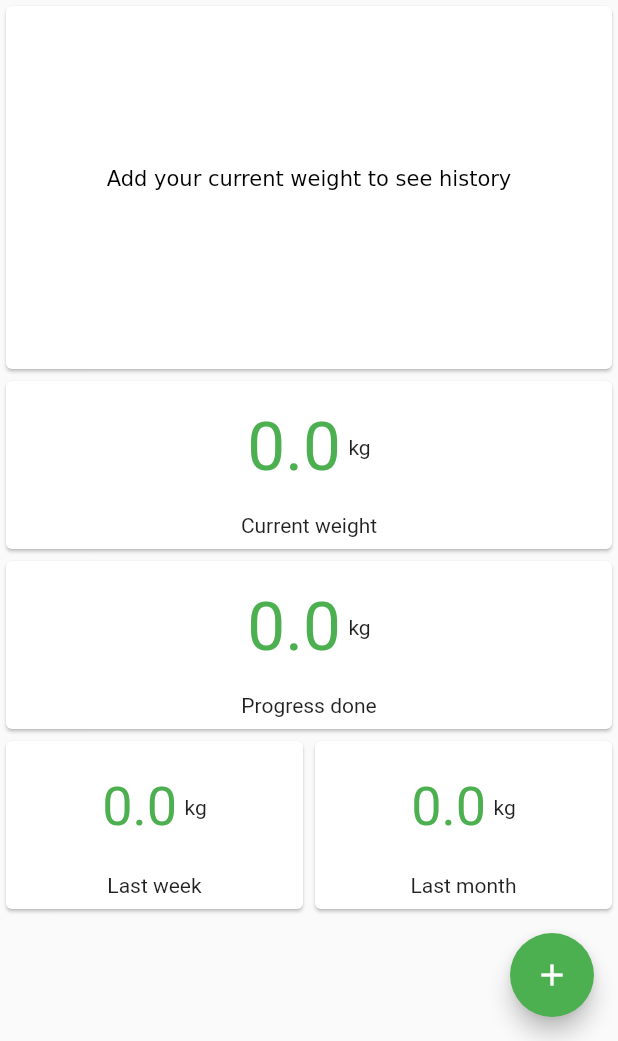
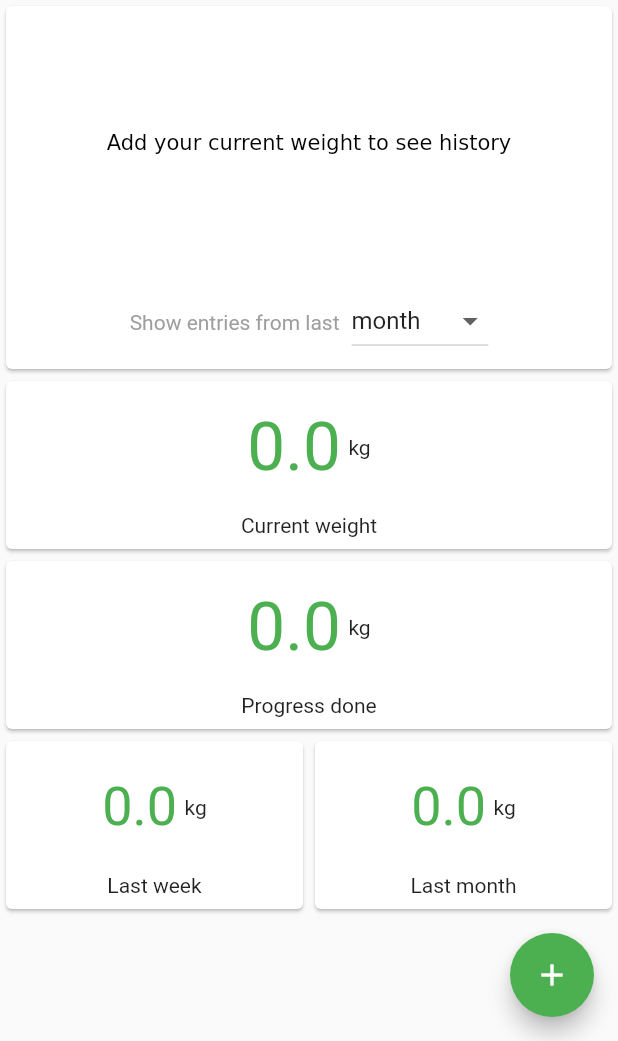
Before and after one commit to MSzalek-Mobile/weight_tracker, a Flutter app: the screen it shows after launch, on a phone screen of 412 x 824 dp, the part 195-1236 px from its top. Run offline on Flutter 3.47's test engine with Material 2 defaults, Android fonts, the phone set to English and light mode, and no system bars; our stand-ins replace firebase_analytics, firebase_auth, firebase_database, flutter_redux, numberpicker, redux and 2 more; accounts and stored records are empty; network calls fail.

Commit message:
Added working chart dropdown

```diff
--- a/lib/widgets/progress_chart.dart
+++ b/lib/widgets/progress_chart.dart
@@ -9,6 +9,7 @@ import 'package:weight_tracker/logic/actions.dart';
 import 'package:weight_tracker/logic/constants.dart';
 import 'package:weight_tracker/logic/redux_state.dart';
 import 'package:weight_tracker/model/weight_entry.dart';
+import 'package:weight_tracker/widgets/progress_chart_dropdown.dart';
 import 'package:weight_tracker/widgets/progress_chart_utils.dart' as utils;
 import 'package:weight_tracker/widgets/progress_chart_utils.dart';
 
@@ -22,13 +23,6 @@ class ProgressChartViewModel {
   });
 }
 
-List<RangeOption> rangeOptions = [
-  RangeOption(31, "month"),
-  RangeOption(91, "3 months"),
-  RangeOption(182, "6 months"),
-  RangeOption(365, "year"),
-];
-
 class ProgressChart extends StatefulWidget {
   @override
   ProgressChartState createState() {
@@ -37,32 +31,8 @@ class ProgressChart extends StatefulWidget {
 }
 
 class ProgressChartState extends State<ProgressChart> {
-  RangeOption rangeOption = rangeOptions[0];
   DateTime startDate;
   DateTime snapShotStartDate;
-
-  void _onScaleStart(ScaleStartDetails details) {
-    setState(() {
-      this.snapShotStartDate = this.startDate;
-    });
-  }
-
-  void _onScaleUpdate(ScaleUpdateDetails details) {
-    int previousNumberOfDays = daysToDraw(snapShotStartDate);
-    int newNumberOfDays = (previousNumberOfDays / details.scale).round();
-    if (newNumberOfDays >= 8) {
-      setState(() {
-        startDate =
-            new DateTime.now().subtract(Duration(days: newNumberOfDays));
-      });
-    }
-  }
-
-  int daysToDraw(DateTime date) {
-    DateTime now = copyDateWithoutTime(new DateTime.now());
-    DateTime start = copyDateWithoutTime(date);
-    return now.difference(start).inDays+1;
-  }
 
   @override
   Widget build(BuildContext context) {
@@ -80,63 +50,61 @@ class ProgressChartState extends State<ProgressChart> {
       onDispose: (store) {
         store.dispatch(ChangeProgressChartStartDate(this.startDate));
       },
-      builder: (BuildContext context, ProgressChartViewModel viewModel) {
-        return new Column(
-          crossAxisAlignment: CrossAxisAlignment.stretch,
-          mainAxisSize: MainAxisSize.max,
-          children: <Widget>[
-            new Expanded(
-              child: new GestureDetector(
+      builder: _buildChartWithDropdown,
+    );
+  }
+
+  Widget _buildChart(ProgressChartViewModel viewModel) {
+    return GestureDetector(
       onScaleStart: _onScaleStart,
       onScaleUpdate: _onScaleUpdate,
-                child: new CustomPaint(
-                  painter: new ChartPainter(
+      child: CustomPaint(
+        painter: ChartPainter(
           utils.prepareEntryList(viewModel.allEntries, startDate),
           daysToDraw(startDate),
           viewModel.unit == "lbs",
         ),
       ),
+    );
+  }
+
+  Widget _buildChartWithDropdown(
+      BuildContext context, ProgressChartViewModel viewModel) {
+    return new Column(
+      crossAxisAlignment: CrossAxisAlignment.stretch,
+      mainAxisSize: MainAxisSize.max,
+      children: <Widget>[
+        new Expanded(child: _buildChart(viewModel)),
+        ProgressChartDropdown(
+          daysToShow: daysToDraw(startDate),
+          onStartSelected: (date) => setState(() => startDate = date),
         ),
-            ),
-//            new Row(
-//              crossAxisAlignment: CrossAxisAlignment.end,
-//              mainAxisAlignment: MainAxisAlignment.center,
-//              children: <Widget>[
-//                new Padding(
-//                  padding: const EdgeInsets.only(right: 8.0, bottom: 15.0),
-//                  child: new Text(
-//                    "Show entries from last",
-//                    style: new TextStyle(color: Colors.grey[500]),
-//                  ),
-//                ),
-//                new DropdownButton<RangeOption>(
-//                  value: rangeOption,
-//                  items: rangeOptions
-//                      .map((option) => new DropdownMenuItem<RangeOption>(
-//                            child: new Text(option.text),
-//                            value: option,
-//                          ))
-//                      .toList(),
-//                  onChanged: (option) {
-//                    viewModel.changeDaysToShow(option.days);
-//                    viewModel.endGesture();
-//                    setState(() => rangeOption = option);
-//                  },
-//                ),
-//              ],
-//            ),
       ],
     );
-      },
-    );
+  }
+
+  void _onScaleStart(ScaleStartDetails details) {
+    setState(() {
+      this.snapShotStartDate = this.startDate;
+    });
+  }
+
+  void _onScaleUpdate(ScaleUpdateDetails details) {
+    int previousNumberOfDays = daysToDraw(snapShotStartDate);
+    int newNumberOfDays = (previousNumberOfDays / details.scale).round();
+    if (newNumberOfDays >= 7) {
+      setState(() {
+        startDate =
+            new DateTime.now().subtract(Duration(days: newNumberOfDays - 1));
+      });
     }
   }
 
-class RangeOption {
-  final int days;
-  final String text;
-
-  RangeOption(this.days, this.text);
+  int daysToDraw(DateTime date) {
+    DateTime now = copyDateWithoutTime(new DateTime.now());
+    DateTime start = copyDateWithoutTime(date);
+    return now.difference(start).inDays + 1;
+  }
 }
 
 class ChartPainter extends CustomPainter {
--- /dev/null
+++ b/lib/widgets/progress_chart_dropdown.dart
@@ -0,0 +1,71 @@
+import 'package:flutter/material.dart';
+
+class RangeOption {
+  final int days;
+  final String text;
+
+  RangeOption(this.days, this.text);
+}
+
+class ProgressChartDropdown extends StatelessWidget {
+  final int daysToShow;
+  final Function(DateTime) onStartSelected;
+
+  final List<RangeOption> rangeOptions = [
+    RangeOption(31, "month"),
+    RangeOption(91, "3 months"),
+    RangeOption(182, "6 months"),
+    RangeOption(365, "year"),
+  ];
+
+  ProgressChartDropdown({Key key, this.daysToShow, this.onStartSelected})
+      : super(key: key);
+
+  @override
+  Widget build(BuildContext context) {
+    return Row(
+      crossAxisAlignment: CrossAxisAlignment.end,
+      mainAxisAlignment: MainAxisAlignment.center,
+      children: <Widget>[
+        _buildLabel(),
+        _buildDropdown(_getSelectedOption()),
+      ],
+    );
+  }
+
+  RangeOption _getSelectedOption() {
+    return rangeOptions.singleWhere(
+      (option) => option.days == daysToShow,
+      orElse: () => null,
+    );
+  }
+
+  DropdownButton<RangeOption> _buildDropdown(RangeOption selectedOption) {
+    return DropdownButton<RangeOption>(
+      hint: Text("$daysToShow days"),
+      value: selectedOption,
+      items: rangeOptions.map(_optionToDropdownItem).toList(),
+      onChanged: (option) {
+        onStartSelected(
+            DateTime.now().subtract(Duration(days: option.days - 1)));
+      },
+    );
+  }
+
+  DropdownMenuItem<RangeOption> _optionToDropdownItem(option) {
+    return DropdownMenuItem<RangeOption>(
+      child: Text(option.text),
+      value: option,
+    );
+  }
+
+  Padding _buildLabel() {
+    return Padding(
+      padding: const EdgeInsets.only(right: 8.0, bottom: 15.0),
+      child: Text(
+        "Show entries from last",
+        style: TextStyle(color: Colors.grey[500]),
+      ),
+    );
+  }
+}
```
Lines whose indentation alone changed are shown as unchanged.
